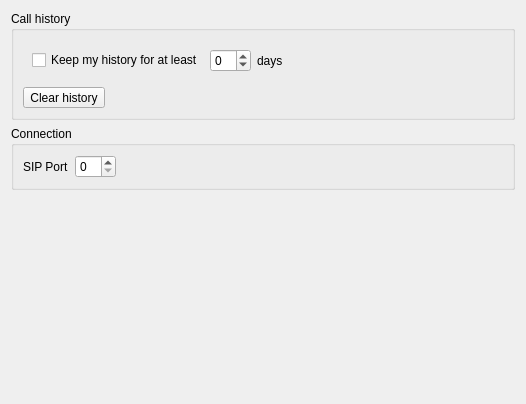
Above: src/conf/dlggeneralbase.ui from KDE/ring-kde before the change. Below: the same form after it.
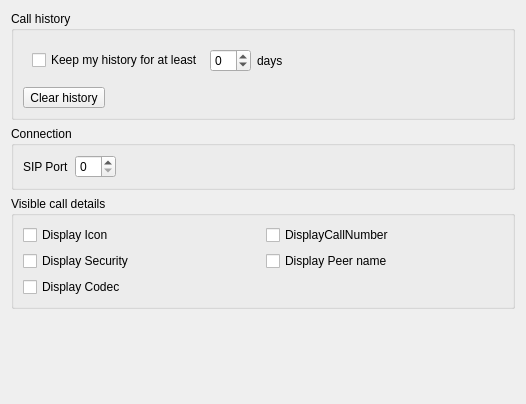
That is the form after the change. Custom widgets are drawn as their Qt base class.

```diff
--- a/src/conf/dlggeneralbase.ui
+++ b/src/conf/dlggeneralbase.ui
@@ -144,6 +144,50 @@
      </layout>
     </widget>
    </item>
+   <item>
+    <widget class="QGroupBox" name="groupBox">
+     <property name="title">
+      <string>Visible call details</string>
+     </property>
+     <layout class="QGridLayout" name="gridLayout">
+      <item row="0" column="0">
+       <widget class="QCheckBox" name="kcfg_displayCallIcon">
+        <property name="text">
+         <string>Display Icon</string>
+        </property>
+       </widget>
+      </item>
+      <item row="0" column="1">
+       <widget class="QCheckBox" name="kcfg_displayCallNumber">
+        <property name="text">
+         <string>DisplayCallNumber</string>
+        </property>
+       </widget>
+      </item>
+      <item row="1" column="0">
+       <widget class="QCheckBox" name="kcfg_displayCallSecure">
+        <property name="text">
+         <string>Display Security</string>
+        </property>
+       </widget>
+      </item>
+      <item row="1" column="1">
+       <widget class="QCheckBox" name="kcfg_displayCallPeer">
+        <property name="text">
+         <string>Display Peer name</string>
+        </property>
+       </widget>
+      </item>
+      <item row="2" column="0">
+       <widget class="QCheckBox" name="kcfg_displayCallCodec">
+        <property name="text">
+         <string>Display Codec</string>
+        </property>
+       </widget>
+      </item>
+     </layout>
+    </widget>
+   </item>
    <item>
     <spacer name="verticalSpacer_configGeneral_2">
      <property name="orientation">
```
